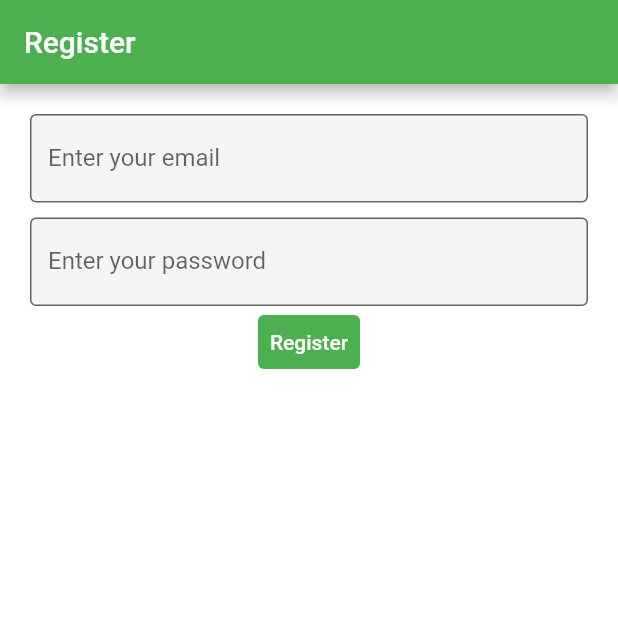
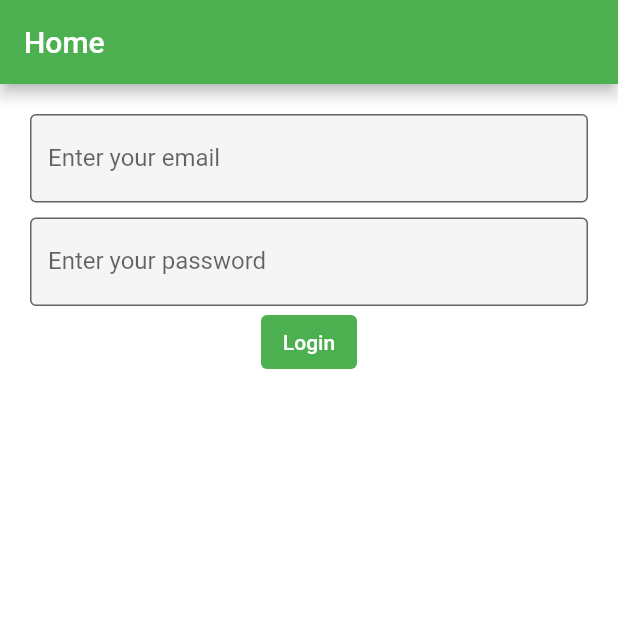
Before and after one commit to vipoooooo/mynotes, a Flutter app: the screen it shows after launch, on a phone screen of 412 x 824 dp, the top half of it. Run offline on Flutter 3.47's test engine with Material 2 defaults, Android fonts, the phone set to English and light mode, and no system bars; our stand-ins replace firebase_auth, firebase_core; accounts and stored records are empty.

Commit message:
email verify

```diff
--- /dev/null
+++ b/lib/home_page.dart
@@ -0,0 +1,64 @@
+import 'package:firebase_auth/firebase_auth.dart';
+import 'package:firebase_core/firebase_core.dart';
+import 'package:flutter/material.dart';
+import 'package:mynotes/firebase_options.dart';
+import 'package:mynotes/login_view.dart';
+
+class HomePage extends StatelessWidget {
+  const HomePage({super.key});
+
+  @override
+  Widget build(BuildContext context) {
+    return Scaffold(
+      backgroundColor: Colors.white,
+      appBar: AppBar(
+        title: const Text("Home"),
+      ),
+      body: FutureBuilder(
+        future: Firebase.initializeApp(
+          options: DefaultFirebaseOptions.currentPlatform,
+        ),
+        builder: (context, snapshot) {
+          switch (snapshot.connectionState) {
+            case ConnectionState.done:
+              return LoginView();
+
+            default:
+              return const Text("Loading...");
+          }
+        },
+      ),
+    );
+  }
+}
+
+class VerifyEmailView extends StatefulWidget {
+  const VerifyEmailView({super.key});
+
+  @override
+  State<VerifyEmailView> createState() => _VerifyEmailViewState();
+}
+
+class _VerifyEmailViewState extends State<VerifyEmailView> {
+  @override
+  Widget build(BuildContext context) {
+    return Column(
+      crossAxisAlignment: CrossAxisAlignment.start,
+      children: [
+        Text("Please verify your email address"),
+        TextButton(
+          onPressed: () async {
+            final user = FirebaseAuth.instance.currentUser;
+            await user?.sendEmailVerification();
+          },
+          style: ButtonStyle(
+              foregroundColor:
+                  MaterialStateColor.resolveWith((states) => Colors.white),
+              backgroundColor: MaterialStateColor.resolveWith(
+                  (states) => Theme.of(context).primaryColor)),
+          child: const Text("Send email verification"),
+        )
+      ],
+    );
+  }
+}
--- a/lib/main.dart
+++ b/lib/main.dart
@@ -1,4 +1,5 @@
 import 'package:flutter/material.dart';
+import 'package:mynotes/home_page.dart';
 import 'package:mynotes/login_view.dart';
 import 'package:mynotes/register_view.dart';
 
@@ -18,7 +19,7 @@ class MyApp extends StatelessWidget {
       theme: ThemeData(
         primarySwatch: Colors.green,
       ),
-      home: const RegisterView(),
+      home: const HomePage(),
     );
   }
 }
--- a/lib/register_view.dart
+++ b/lib/register_view.dart
@@ -1,7 +1,5 @@
 import 'package:flutter/material.dart';
-import 'package:firebase_core/firebase_core.dart';
 import 'package:firebase_auth/firebase_auth.dart';
-import 'firebase_options.dart';
 
 class RegisterView extends StatefulWidget {
   const RegisterView({super.key});
@@ -30,18 +28,6 @@ class _RegisterViewState extends State<RegisterView> {
 
   @override
   Widget build(BuildContext context) {
-    return Scaffold(
-      backgroundColor: Colors.white,
-      appBar: AppBar(
-        title: const Text("Register"),
-      ),
-      body: FutureBuilder(
-        future: Firebase.initializeApp(
-          options: DefaultFirebaseOptions.currentPlatform,
-        ),
-        builder: (context, snapshot) {
-          switch (snapshot.connectionState) {
-            case ConnectionState.done:
     return Container(
       padding: const EdgeInsets.all(20),
       child: Column(
@@ -75,8 +61,8 @@ class _RegisterViewState extends State<RegisterView> {
               final password = _password.text;
 
               try {
-                          final userCredential = await FirebaseAuth.instance
-                              .createUserWithEmailAndPassword(
+                final userCredential =
+                    await FirebaseAuth.instance.createUserWithEmailAndPassword(
                   email: email,
                   password: password,
                 );
@@ -92,8 +78,8 @@ class _RegisterViewState extends State<RegisterView> {
               }
             },
             style: ButtonStyle(
-                          foregroundColor: MaterialStateColor.resolveWith(
-                              (states) => Colors.white),
+                foregroundColor:
+                    MaterialStateColor.resolveWith((states) => Colors.white),
                 backgroundColor: MaterialStateColor.resolveWith(
                     (states) => Theme.of(context).primaryColor)),
             child: const Text("Register"),
@@ -101,11 +87,5 @@ class _RegisterViewState extends State<RegisterView> {
         ],
       ),
     );
-            default:
-              return const Text("Loading...");
-          }
-        },
-      ),
-    );
   }
 }
```
Also changed, not shown: lib/login_view.dart (+4 -24 lines). Lines whose indentation alone changed are shown as unchanged.
